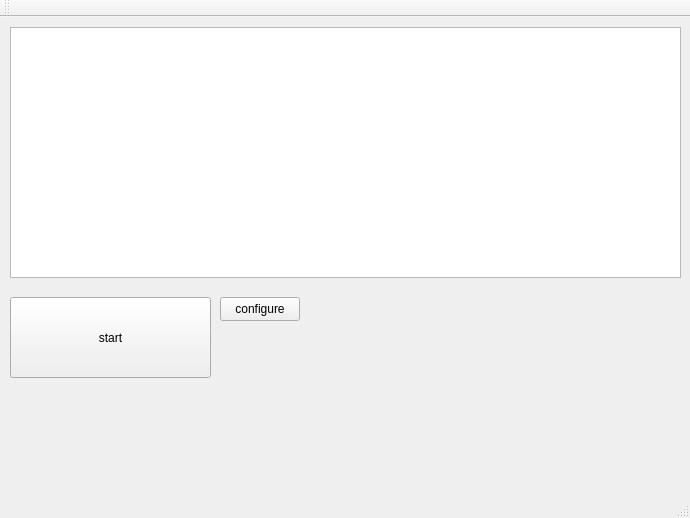
Kaoplo/TwitchPyTTS, file src/gui/mainwindow.ui: the form before one commit.
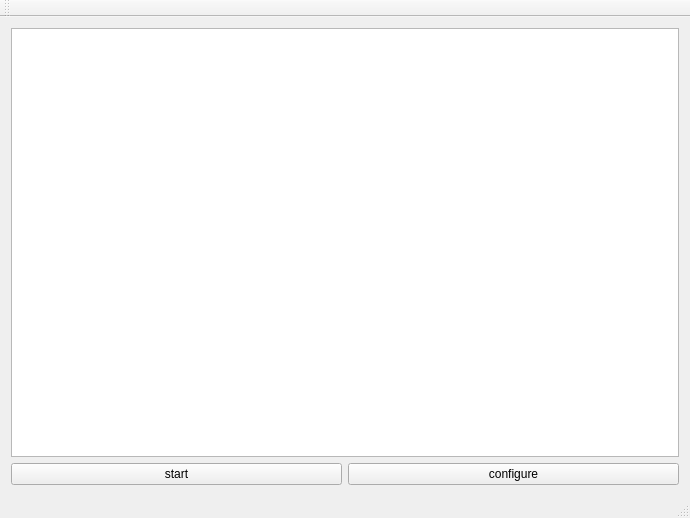
The form after the commit.

Commit message: got the configure window working, saves all the config stuff pretty nicely (thank you copilot)

What changed in the file:
```diff
--- a/src/gui/mainwindow.ui
+++ b/src/gui/mainwindow.ui
@@ -14,42 +14,25 @@
    <string>MainWindow</string>
   </property>
   <widget class="QWidget" name="centralWidget">
-   <widget class="QPushButton" name="pushButton">
-    <property name="geometry">
-     <rect>
-      <x>10</x>
-      <y>280</y>
-      <width>201</width>
-      <height>81</height>
-     </rect>
-    </property>
+   <layout class="QGridLayout" name="gridLayout">
+    <item row="0" column="0" colspan="2">
+     <widget class="QListWidget" name="listWidget"/>
+    </item>
+    <item row="1" column="0">
+     <widget class="QPushButton" name="startButton">
     <property name="text">
      <string>start</string>
     </property>
    </widget>
-   <widget class="QPushButton" name="pushButton_2">
-    <property name="geometry">
-     <rect>
-      <x>220</x>
-      <y>280</y>
-      <width>80</width>
-      <height>24</height>
-     </rect>
-    </property>
+    </item>
+    <item row="1" column="1">
+     <widget class="QPushButton" name="configButton">
     <property name="text">
      <string>configure</string>
     </property>
    </widget>
-   <widget class="QListWidget" name="listWidget">
-    <property name="geometry">
-     <rect>
-      <x>10</x>
-      <y>10</y>
-      <width>671</width>
-      <height>251</height>
-     </rect>
-    </property>
-   </widget>
+    </item>
+   </layout>
   </widget>
   <widget class="QMenuBar" name="menuBar">
    <property name="geometry">
```
Lines whose indentation alone changed are shown as unchanged. The commit also changes 6 other files.
